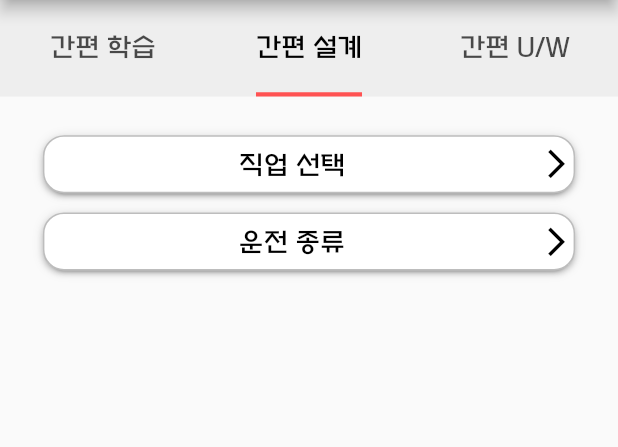
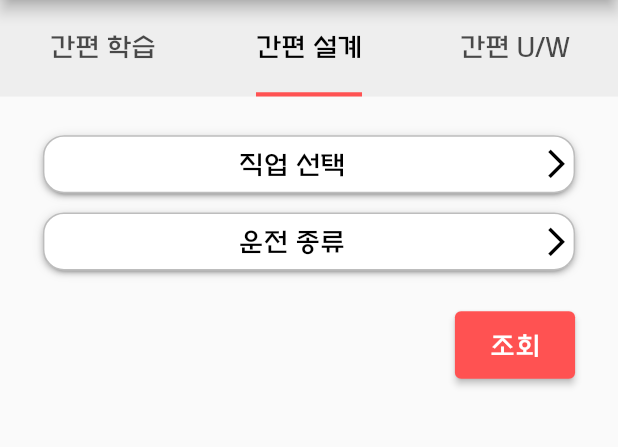
Before and after one commit to captman87/homebusinesshelper, a Flutter app: the screen it shows after launch, on a phone screen of 412 x 824 dp, the part 84-531 px from its top. Run offline on Flutter 3.47's test engine with Material 2 defaults, Android fonts, the phone set to English and light mode, and no system bars; drawn by our look-alikes of dropdown_button2; our stand-ins replace flutter_screenutil.

Commit message:
2022-01-19 19:12

```diff
--- a/lib/Page2/jobanddrivePage.dart
+++ b/lib/Page2/jobanddrivePage.dart
@@ -207,6 +207,20 @@ class _JobAndDriveState extends State<JobAndDrive> {
           ),
         ),
       ),
+      Container(
+          alignment: Alignment.centerRight,
+          padding: EdgeInsets.only(right: 25.w, top: 20.h),
+          child: ElevatedButton(
+              onPressed: () {
+                print(selectedValue1);
+                print(selectedValue2);
+              },
+              child: Text('조회',
+                  style: TextStyle(fontSize: 15.sp, fontFamily: 'customfont')),
+              style: ElevatedButton.styleFrom(
+                primary: Colors.redAccent,
+                minimumSize: Size(70.w, 35.h),
+              )))
     ]);
   }
 }
--- a/lib/main.dart
+++ b/lib/main.dart
@@ -1,5 +1,4 @@
 // ignore_for_file: must_be_immutable
-//test
 import 'package:flutter/material.dart';
 import 'package:flutter_screenutil/flutter_screenutil.dart';
 import 'Page1/cancerproductlist.dart';
```
